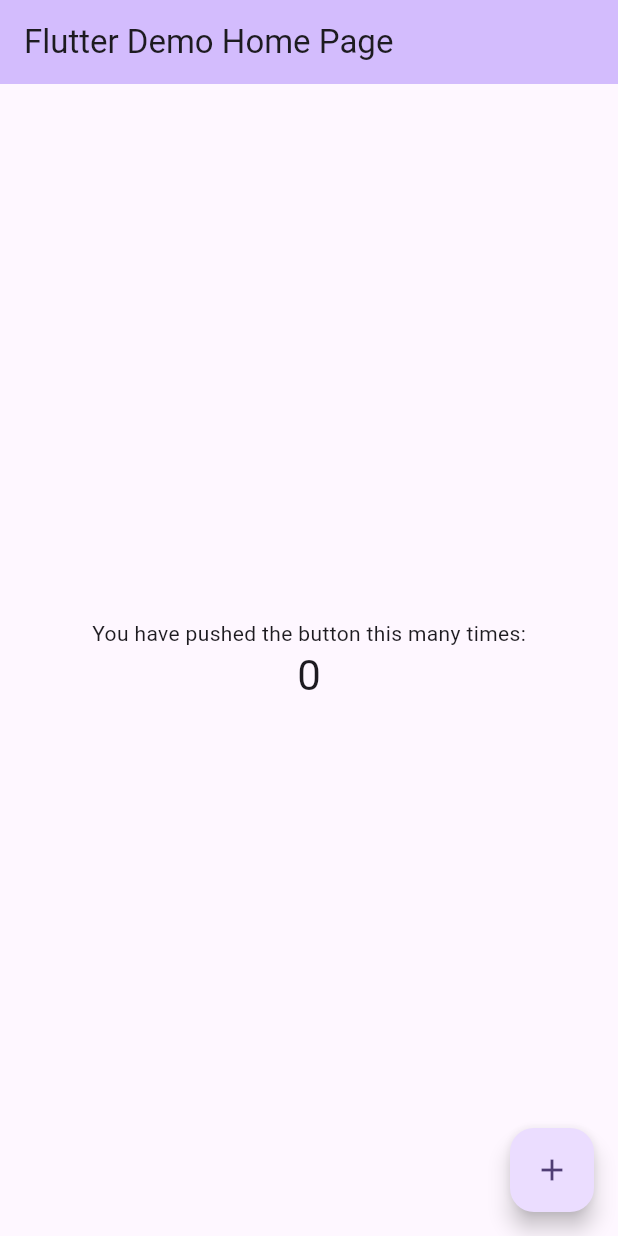
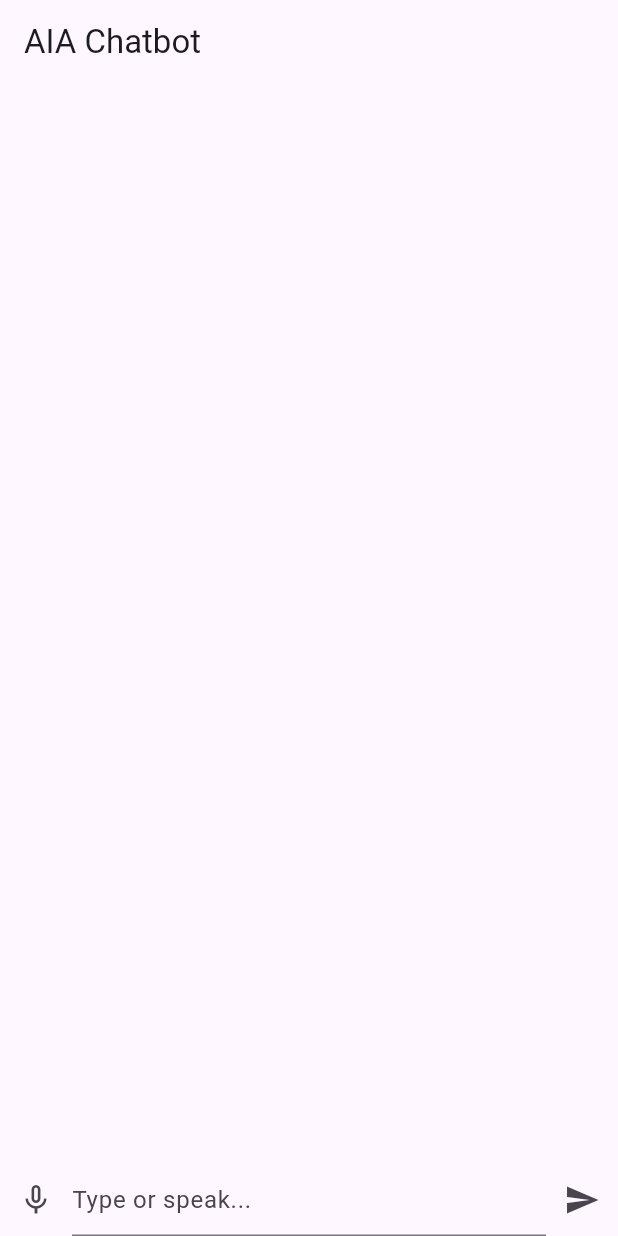
Before and after one commit to svalanedwin/aia-base-model, a Flutter app: the screen it shows after launch, on a phone screen of 412 x 824 dp. Run offline on Flutter 3.47's test engine with Material 3 defaults, Android fonts, the light colour scheme and no system bars; our stand-ins replace animated_text_kit, flutter_tts, speech_to_text.

Commit message:
Inital base logics added.

```diff
--- a/lib/main.dart
+++ b/lib/main.dart
@@ -1,122 +1,26 @@
 import 'package:flutter/material.dart';
+import 'package:provider/provider.dart';
+import 'services/chat_service.dart';
+import 'services/stt_service.dart';
+import 'screens/chat_screen.dart';
 
-void main() {
-  runApp(const MyApp());
+void main() async {
+  WidgetsFlutterBinding.ensureInitialized();
+  runApp(MyApp());
 }
 
 class MyApp extends StatelessWidget {
-  const MyApp({super.key});
-
-  // This widget is the root of your application.
   @override
   Widget build(BuildContext context) {
-    return MaterialApp(
-      title: 'Flutter Demo',
-      theme: ThemeData(
-        // This is the theme of your application.
-        //
-        // TRY THIS: Try running your application with "flutter run". You'll see
-        // the application has a purple toolbar. Then, without quitting the app,
-        // try changing the seedColor in the colorScheme below to Colors.green
-        // and then invoke "hot reload" (save your changes or press the "hot
-        // reload" button in a Flutter-supported IDE, or press "r" if you used
-        // the command line to start the app).
-        //
-        // Notice that the counter didn't reset back to zero; the application
-        // state is not lost during the reload. To reset the state, use hot
-        // restart instead.
-        //
-        // This works for code too, not just values: Most code changes can be
-        // tested with just a hot reload.
-        colorScheme: ColorScheme.fromSeed(seedColor: Colors.deepPurple),
+    return MultiProvider(
+      providers: [
+        ChangeNotifierProvider(create: (_) => ChatService()),
+        ChangeNotifierProvider(create: (_) => STTService()),
+      ],
+      child: MaterialApp(
+        debugShowCheckedModeBanner: false,
+        home: ChatScreen(),
       ),
-      home: const MyHomePage(title: 'Flutter Demo Home Page'),
     );
   }
 }
-
-class MyHomePage extends StatefulWidget {
-  const MyHomePage({super.key, required this.title});
-
-  // This widget is the home page of your application. It is stateful, meaning
-  // that it has a State object (defined below) that contains fields that affect
-  // how it looks.
-
-  // This class is the configuration for the state. It holds the values (in this
-  // case the title) provided by the parent (in this case the App widget) and
-  // used by the build method of the State. Fields in a Widget subclass are
-  // always marked "final".
-
-  final String title;
-
-  @override
-  State<MyHomePage> createState() => _MyHomePageState();
-}
-
-class _MyHomePageState extends State<MyHomePage> {
-  int _counter = 0;
-
-  void _incrementCounter() {
-    setState(() {
-      // This call to setState tells the Flutter framework that something has
-      // changed in this State, which causes it to rerun the build method below
-      // so that the display can reflect the updated values. If we changed
-      // _counter without calling setState(), then the build method would not be
-      // called again, and so nothing would appear to happen.
-      _counter++;
-    });
-  }
-
-  @override
-  Widget build(BuildContext context) {
-    // This method is rerun every time setState is called, for instance as done
-    // by the _incrementCounter method above.
-    //
-    // The Flutter framework has been optimized to make rerunning build methods
-    // fast, so that you can just rebuild anything that needs updating rather
-    // than having to individually change instances of widgets.
-    return Scaffold(
-      appBar: AppBar(
-        // TRY THIS: Try changing the color here to a specific color (to
-        // Colors.amber, perhaps?) and trigger a hot reload to see the AppBar
-        // change color while the other colors stay the same.
-        backgroundColor: Theme.of(context).colorScheme.inversePrimary,
-        // Here we take the value from the MyHomePage object that was created by
-        // the App.build method, and use it to set our appbar title.
-        title: Text(widget.title),
-      ),
-      body: Center(
-        // Center is a layout widget. It takes a single child and positions it
-        // in the middle of the parent.
-        child: Column(
-          // Column is also a layout widget. It takes a list of children and
-          // arranges them vertically. By default, it sizes itself to fit its
-          // children horizontally, and tries to be as tall as its parent.
-          //
-          // Column has various properties to control how it sizes itself and
-          // how it positions its children. Here we use mainAxisAlignment to
-          // center the children vertically; the main axis here is the vertical
-          // axis because Columns are vertical (the cross axis would be
-          // horizontal).
-          //
-          // TRY THIS: Invoke "debug painting" (choose the "Toggle Debug Paint"
-          // action in the IDE, or press "p" in the console), to see the
-          // wireframe for each widget.
-          mainAxisAlignment: MainAxisAlignment.center,
-          children: <Widget>[
-            const Text('You have pushed the button this many times:'),
-            Text(
-              '$_counter',
-              style: Theme.of(context).textTheme.headlineMedium,
-            ),
-          ],
-        ),
-      ),
-      floatingActionButton: FloatingActionButton(
-        onPressed: _incrementCounter,
-        tooltip: 'Increment',
-        child: const Icon(Icons.add),
-      ), // This trailing comma makes auto-formatting nicer for build methods.
-    );
-  }
-}
--- /dev/null
+++ b/lib/screens/chat_screen.dart
@@ -0,0 +1,78 @@
+import 'package:flutter/material.dart';
+import 'package:provider/provider.dart';
+import 'package:animated_text_kit/animated_text_kit.dart';
+import '../services/chat_service.dart';
+import '../services/stt_service.dart';
+import '../services/tts_service.dart';
+
+class ChatScreen extends StatelessWidget {
+  final TTSService _ttsService = TTSService();
+
+  @override
+  Widget build(BuildContext context) {
+    final chatService = Provider.of<ChatService>(context);
+    final sttService = Provider.of<STTService>(context);
+
+    return Scaffold(
+      appBar: AppBar(title: Text("AIA Chatbot")),
+      body: Column(
+        children: [
+          // Display messages with animation
+          Expanded(
+            child: ListView.builder(
+              itemCount: chatService.messages.length,
+              itemBuilder: (context, index) {
+                return ListTile(
+                  title: AnimatedTextKit(
+                    animatedTexts: [
+                      TypewriterAnimatedText(
+                        chatService.messages[index],
+                        speed: const Duration(milliseconds: 50),
+                      ),
+                    ],
+                  ),
+                  onTap: () {
+                   _ttsService.speak(chatService.messages[index]);
+                  }
+                );
+              },
+            ),
+          ),
+          // Input row with speech-to-text functionality
+          Row(
+            children: [
+              // Toggle listening
+              IconButton(
+                icon: Icon(sttService.isListening ? Icons.mic : Icons.mic_none),
+                onPressed: sttService.isListening
+                    ? sttService.stopListening
+                    : sttService.startListening,
+              ),
+              Expanded(
+                // TextField for typing or showing recognized speech
+                child: TextField(
+                  controller: chatService.controller,
+                  decoration: InputDecoration(
+                    hintText: sttService.text.isEmpty
+                        ? "Type or speak..."
+                        : sttService.text, // Display recognized speech
+                  ),
+                  onChanged: (value) {
+                    // If the user types, clear the STT text
+                    sttService.text = value;
+                    sttService.notifyListeners();
+                  },
+                ),
+              ),
+              // Send message button
+              IconButton(
+                icon: Icon(Icons.send),
+                onPressed: chatService.sendMessage,
+              ),
+            ],
+          ),
+        ],
+      ),
+    );
+  }
+}
--- /dev/null
+++ b/lib/services/tts_service.dart
@@ -0,0 +1,10 @@
+import 'package:flutter_tts/flutter_tts.dart';
+
+class TTSService {
+  final FlutterTts _tts = FlutterTts();
+
+  Future<void> speak(String text) async {
+    await _tts.setLanguage("en-US");
+    await _tts.speak(text);
+  }
+}
```
Also changed, not shown: lib/services/chat_service.dart (added, +57 -0 lines), lib/services/stt_service.dart (added, +37 -0 lines), pubspec.yaml (+11 -1 lines), 3 other files.
